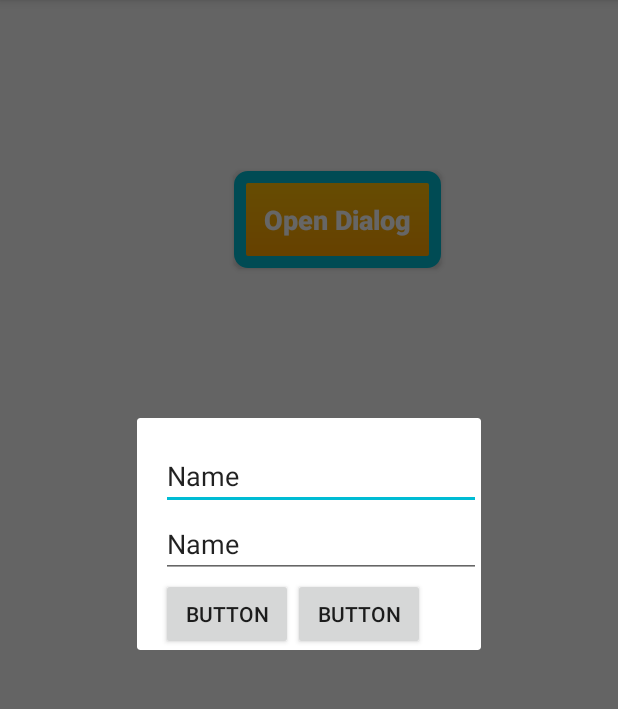
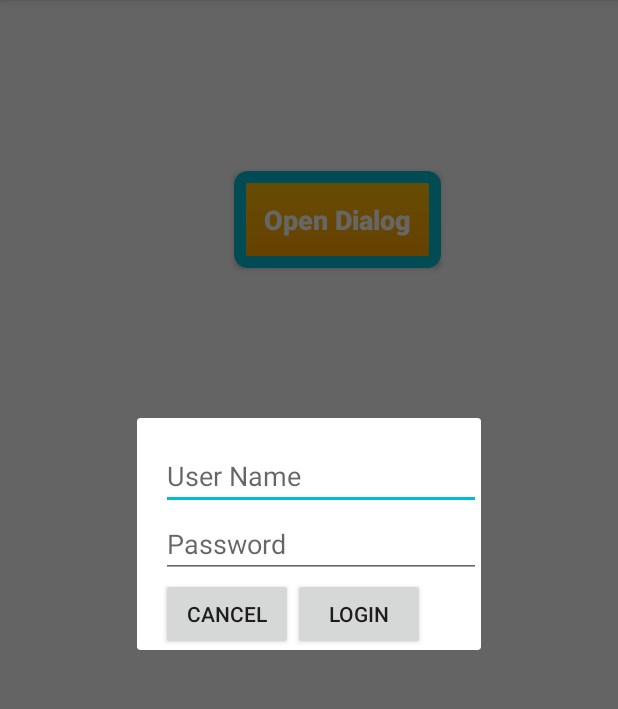
Before and after one commit to NessCollege2017/MoreDialogs, an Android app: the screen it shows after launch (MainActivity), after a tap on "Open Dialog", on a phone screen of 412 x 824 dp, the part 84-793 px from its top. Run offline under Robolectric (Android 15) with nearby library versions, the phone set to English and light mode, and no system bars.

```diff
--- a/app/src/main/java/ness/edu/moredialogs/LoginFragment.java
+++ b/app/src/main/java/ness/edu/moredialogs/LoginFragment.java
@@ -2,24 +2,65 @@ package ness.edu.moredialogs;
 
 
 import android.os.Bundle;
+import android.support.annotation.Nullable;
 import android.support.v4.app.DialogFragment;
 import android.support.v4.app.Fragment;
 import android.view.LayoutInflater;
 import android.view.View;
 import android.view.ViewGroup;
+import android.widget.Button;
+import android.widget.EditText;
+import android.widget.Toast;
 
 
 /**
  * A simple {@link Fragment} subclass.
  */
-public class LoginFragment extends DialogFragment {
+public class LoginFragment extends DialogFragment implements View.OnClickListener {
+
+    private EditText etUserName, etPassword;
+    private Button btnCancel, btnLogin;
 
     @Override
     public View onCreateView(LayoutInflater inflater, ViewGroup container,
                              Bundle savedInstanceState) {
         // Inflate the layout for this fragment
-
         return inflater.inflate(R.layout.fragment_login, container, false);
     }
 
+    @Override
+    public void onViewCreated(View v, @Nullable Bundle savedInstanceState) {
+        super.onViewCreated(v, savedInstanceState);
+        etUserName = (EditText) v.findViewById(R.id.etUserName);
+        etPassword = (EditText) v.findViewById(R.id.etPassword);
+        btnCancel = (Button) v.findViewById(R.id.btnCancel);
+        btnLogin = (Button) v.findViewById(R.id.btnLogin);
+
+        btnCancel.setOnClickListener(this);
+        btnLogin.setOnClickListener(this);
+    }
+
+    @Override
+    public void onClick(View v) {
+        int id = v.getId();
+
+        switch (id){
+            case R.id.btnCancel:
+
+                break;
+            case R.id.btnLogin:
+                String userName = etUserName.getText().toString();
+                Toast.makeText(getContext(),userName, Toast.LENGTH_SHORT).show();
+
+                OnUserLoggedInListener activity = (OnUserLoggedInListener) getActivity();
+                activity.onUserLoggedIn(userName);
+                break;
+        }
+
+        dismiss();
+    }
+
+    public interface OnUserLoggedInListener{
+        void onUserLoggedIn(String userName);
+    }
 }
--- a/app/src/main/java/ness/edu/moredialogs/MainActivity.java
+++ b/app/src/main/java/ness/edu/moredialogs/MainActivity.java
@@ -9,7 +9,7 @@ import android.widget.Button;
 import android.widget.EditText;
 import android.widget.Toast;
 
-public class MainActivity extends AppCompatActivity {
+public class MainActivity extends AppCompatActivity implements LoginFragment.OnUserLoggedInListener{
     ConstraintLayout layout;
 
     @Override
@@ -48,4 +48,8 @@ public class MainActivity extends AppCompatActivity {
         LoginFragment f = new LoginFragment();
         f.show(getSupportFragmentManager() ,"loginDialog");
     }
+
+    public void onUserLoggedIn(String s) {
+
+    }
 }
--- a/app/src/main/res/layout/fragment_login.xml
+++ b/app/src/main/res/layout/fragment_login.xml
@@ -8,46 +8,46 @@
     <!-- TODO: Update blank fragment layout -->
 
     <EditText
-        android:id="@+id/editText"
+        android:id="@+id/etUserName"
         android:layout_width="wrap_content"
         android:layout_height="wrap_content"
         android:layout_marginLeft="16dp"
         android:layout_marginTop="16dp"
         android:ems="10"
+        android:hint="User Name"
         android:inputType="textPersonName"
-        android:text="Name"
         app:layout_constraintLeft_toLeftOf="parent"
         app:layout_constraintTop_toTopOf="parent" />
 
     <EditText
-        android:id="@+id/editText2"
+        android:id="@+id/etPassword"
         android:layout_width="wrap_content"
         android:layout_height="wrap_content"
         android:layout_marginLeft="16dp"
+        android:layout_marginTop="0dp"
         android:ems="10"
-        android:inputType="textPersonName"
-        android:text="Name"
+        android:hint="Password"
+        android:inputType="textPassword"
         app:layout_constraintLeft_toLeftOf="parent"
-        android:layout_marginTop="0dp"
-        app:layout_constraintTop_toBottomOf="@+id/editText" />
+        app:layout_constraintTop_toBottomOf="@+id/etUserName" />
 
     <Button
-        android:id="@+id/button"
+        android:id="@+id/btnCancel"
         android:layout_width="wrap_content"
         android:layout_height="wrap_content"
-        android:text="Button"
         android:layout_marginLeft="16dp"
+        android:layout_marginTop="0dp"
+        android:text="Cancel"
         app:layout_constraintLeft_toLeftOf="parent"
-        android:layout_marginTop="0dp"
-        app:layout_constraintTop_toBottomOf="@+id/editText2" />
+        app:layout_constraintTop_toBottomOf="@+id/etPassword" />
 
     <Button
-        android:id="@+id/button2"
+        android:id="@+id/btnLogin"
         android:layout_width="wrap_content"
         android:layout_height="wrap_content"
-        android:text="Button"
-        app:layout_constraintLeft_toRightOf="@+id/button"
         android:layout_marginLeft="0dp"
         android:layout_marginTop="0dp"
-        app:layout_constraintTop_toBottomOf="@+id/editText2" />
+        android:text="Login"
+        app:layout_constraintLeft_toRightOf="@+id/btnCancel"
+        app:layout_constraintTop_toBottomOf="@+id/etPassword" />
 </android.support.constraint.ConstraintLayout>
```
